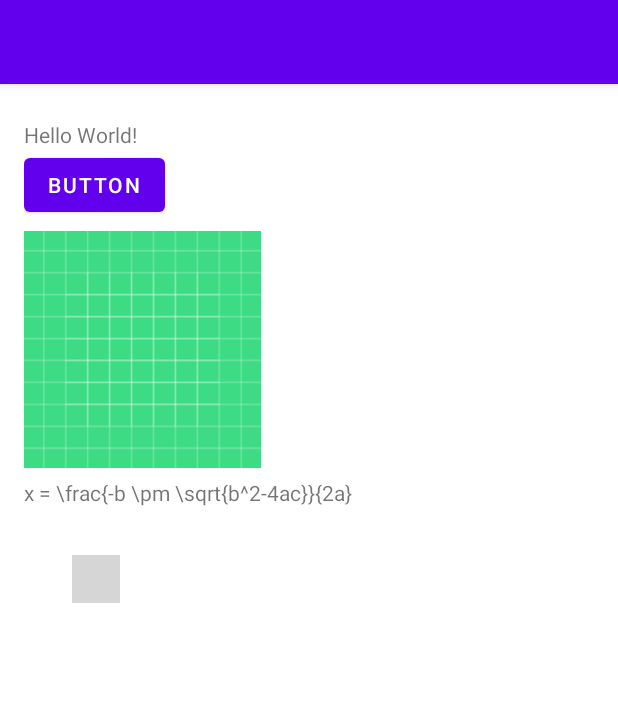
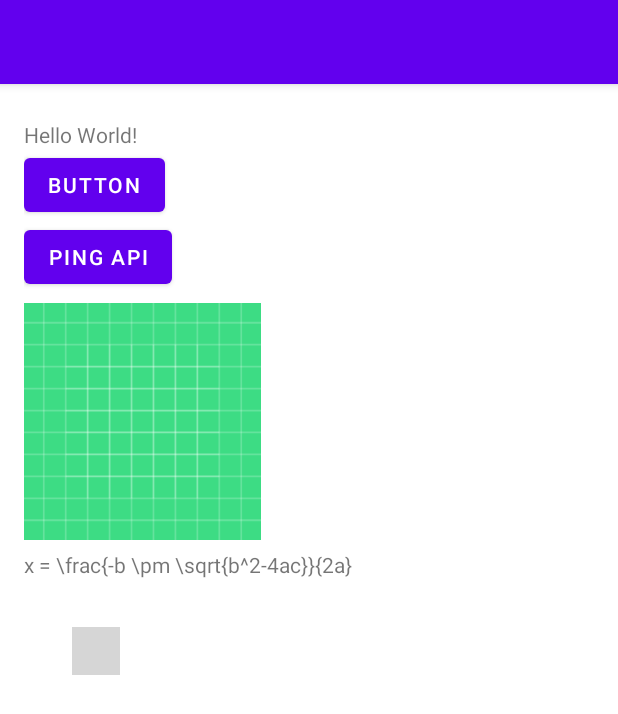
Before and after one commit to ryan-policheri/MobileEquations, an Android app: the screen it shows after launch (MainActivity), on a phone screen of 412 x 824 dp. Shown: the top 714 px of the screen. Run offline under Robolectric (Android 15) with nearby library versions, the phone set to English and light mode, and no system bars; libraries missing offline, so code that uses them is left out: com.agog.mathdisplay, com.alibaba.fastjson; plain views replace MTMathView; 3 statements that could not run were skipped; grey boxes are pictures that could not be loaded.

Commit message:
add serialization lib

```diff
--- a/MobileApps/Formula/app/build.gradle
+++ b/MobileApps/Formula/app/build.gradle
@@ -28,6 +28,7 @@
 }
 dependencies {
     implementation 'com.github.gregcockroft:AndroidMath:ALPHA'
+    implementation 'com.alibaba:fastjson:1.1.72.android'
 
     implementation 'androidx.appcompat:appcompat:1.3.1'
     implementation 'com.google.android.material:material:1.4.0'
--- a/MobileApps/Formula/app/src/main/java/com/example/formula/MainActivity.java
+++ b/MobileApps/Formula/app/src/main/java/com/example/formula/MainActivity.java
@@ -12,6 +12,7 @@
 import android.widget.TextView;
 
 import com.agog.mathdisplay.MTMathView;
+import com.alibaba.fastjson.*;
 
 public class MainActivity extends AppCompatActivity {
 
@@ -42,6 +43,9 @@
         updateLatex("x = \\alpha^{\\sum}");
     }
 
+    public void pingApi(View v) {
+    }
+
     private void updateLatex(String text) {
         TextView latex_text = (TextView) this.findViewById(R.id.description);
         latex_text.setText(text);
--- a/MobileApps/Formula/app/src/main/res/layout/activity_main.xml
+++ b/MobileApps/Formula/app/src/main/res/layout/activity_main.xml
@@ -28,6 +28,13 @@
             android:onClick="buttonStuff"
             android:text="Button" />
 
+        <Button
+            android:id="@+id/buttonPing"
+            android:layout_width="wrap_content"
+            android:layout_height="wrap_content"
+            android:onClick="pingApi"
+            android:text="Ping Api" />
+
         <ImageView
             android:id="@+id/imageView"
             android:layout_width="158dp"
```
Also changed, not shown: 1 other file.
